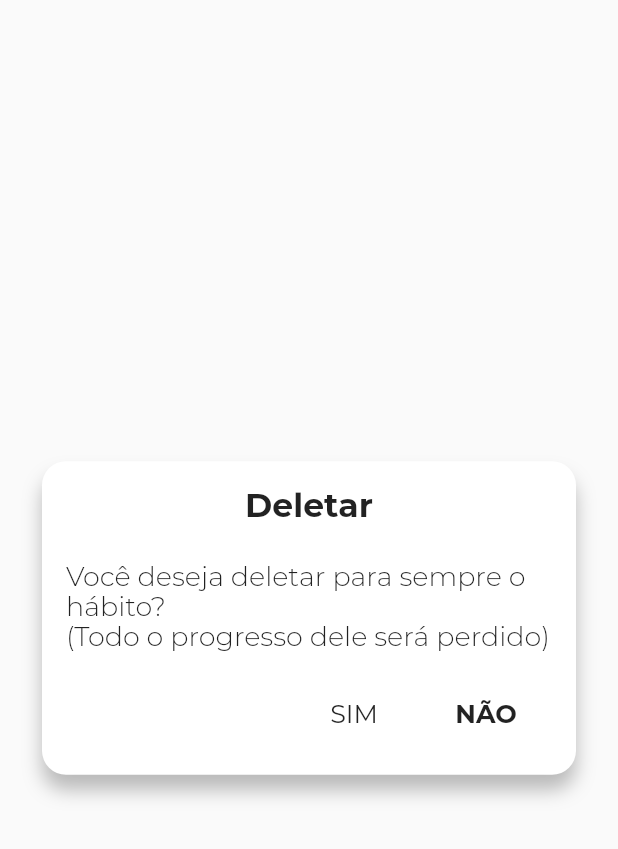
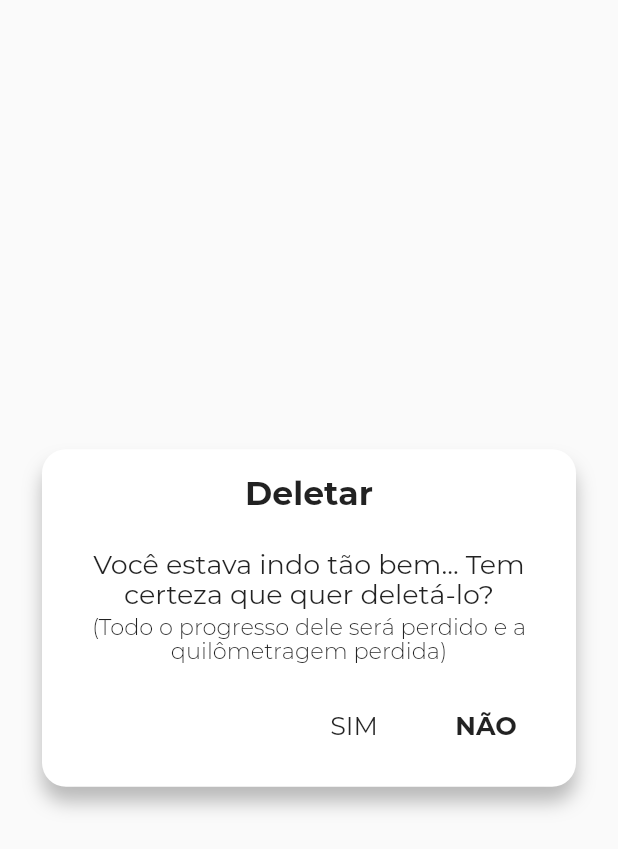
Before and after one commit to danielmagri/altitude, a Flutter app: the WidgetDialog widget shown alone on an empty page, opened directly, on a phone screen of 412 x 824 dp. Shown: the top 849 px of the screen. Run offline on Flutter 3.47's test engine with Material 2 defaults, Android fonts, the light colour scheme and no system bars; our stand-ins replace auto_size_text, firebase_analytics, flutter_local_notifications, fluttertoast, numberpicker, shared_preferences and 4 more; missing offline and left inert: keyboard_visibility; accounts and stored records are empty.

Commit message:
Alteração do dialog de deletar hábito

```diff
--- a/lib/controllers/DataControl.dart
+++ b/lib/controllers/DataControl.dart
@@ -82,7 +82,8 @@ class DataControl {
   }
 
   /// Deleta o hábito.
-  Future<bool> deleteHabit(int id) async {
+  Future<bool> deleteHabit(int id, int score) async {
+    await DataPreferences().setScore(-score);
     return await DatabaseService().deleteHabit(id);
   }
 
--- a/lib/ui/dialogs/WidgetDialog.dart
+++ b/lib/ui/dialogs/WidgetDialog.dart
@@ -1,16 +1,17 @@
 import 'package:flutter/material.dart';
 
 class WidgetDialog extends StatelessWidget {
-  WidgetDialog({Key key, this.title, this.body, this.action}) : super(key: key);
+  WidgetDialog({Key key, this.title, this.body, this.subBody, this.action}) : super(key: key);
 
   final String title;
   final String body;
+  final String subBody;
   final List<Widget> action;
 
   Widget build(BuildContext context) {
     return Center(
       child: Container(
-        padding: const EdgeInsets.all(16.0),
+        padding: const EdgeInsets.all(16),
         margin: const EdgeInsets.symmetric(horizontal: 28.0, vertical: 36.0),
         decoration: new BoxDecoration(
           color: Colors.white,
@@ -30,6 +31,7 @@ class WidgetDialog extends StatelessWidget {
             children: <Widget>[
               Text(
                 title,
+                textAlign: TextAlign.center,
                 style: TextStyle(fontSize: 22, fontWeight: FontWeight.bold),
               ),
               SizedBox(
@@ -37,8 +39,18 @@ class WidgetDialog extends StatelessWidget {
               ),
               Text(
                 body,
+                textAlign: TextAlign.center,
                 style: TextStyle(
-                    fontSize: 18, fontWeight: FontWeight.w300, height: 1.1),
+                    fontSize: 18, height: 1.1),
+              ),
+              SizedBox(
+                height: 4,
+              ),
+              Text(
+                subBody,
+                textAlign: TextAlign.center,
+                style: TextStyle(
+                    fontSize: 15, fontWeight: FontWeight.w300, height: 1.1),
               ),
               SizedBox(
                 height: 18,
--- a/lib/ui/editHabitPage.dart
+++ b/lib/ui/editHabitPage.dart
@@ -149,7 +149,9 @@ class _EditHabitPagePageState extends State<EditHabitPage> {
                               return WidgetDialog(
                                 title: "Deletar",
                                 body:
-                                    "Você deseja deletar para sempre o hábito?\n(Todo o progresso dele será perdido)",
+                                    "Você estava indo tão bem... Tem certeza que quer deletá-lo?",
+                                subBody:
+                                    "(Todo o progresso dele será perdido e a quilômetragem perdida)",
                                 action: <Widget>[
                                   new FlatButton(
                                     child: new Text(
@@ -159,7 +161,8 @@ class _EditHabitPagePageState extends State<EditHabitPage> {
                                     onPressed: () {
                                       DataControl()
                                           .deleteHabit(
-                                              DataHabitDetail().habit.id)
+                                              DataHabitDetail().habit.id,
+                                              DataHabitDetail().habit.score)
                                           .then((status) {
                                         Navigator.of(context)
                                             .popUntil((route) => route.isFirst);
```
